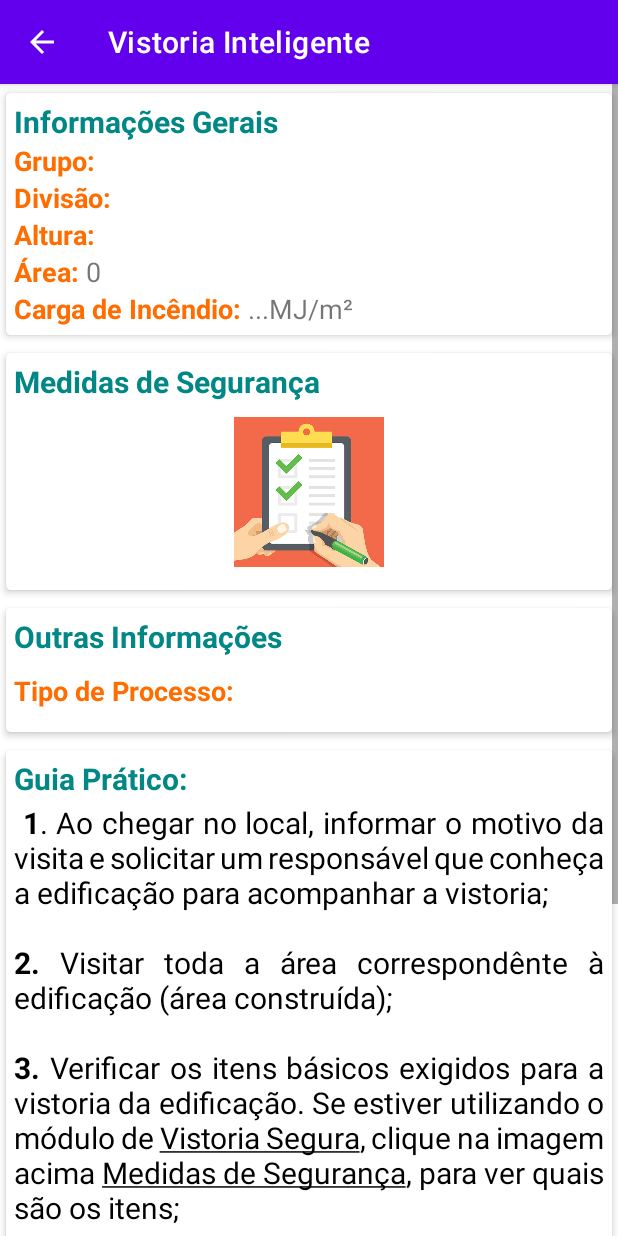
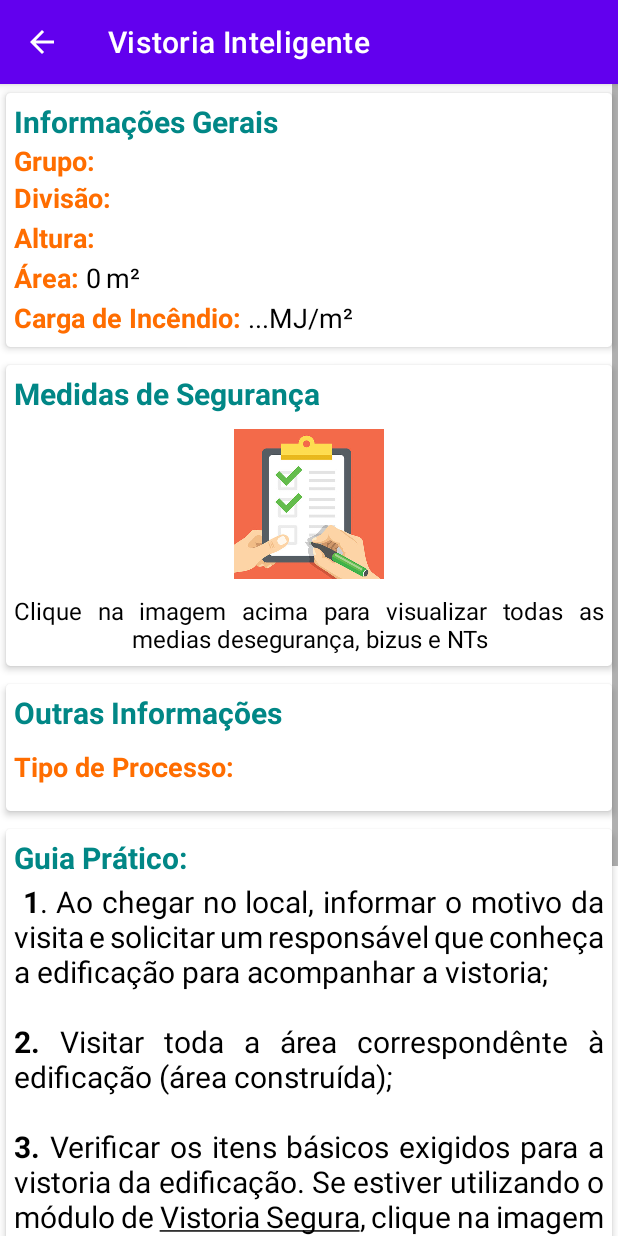
Before and after one commit to edmundobop/Vistoria_Facil, an Android app: the Controle_Resultado screen opened directly, with no data from a screen before it, on a phone screen of 412 x 824 dp. Run offline under Robolectric (Android 15) with nearby library versions, the phone set to English and light mode, and no system bars; 17 statements that could not run were skipped.

Commit message:
correção visual resultado main 28/10

```diff
--- a/app/src/main/res/layout/activity_resultado_main.xml
+++ b/app/src/main/res/layout/activity_resultado_main.xml
@@ -58,6 +58,7 @@
                             android:layout_width="wrap_content"
                             android:layout_height="match_parent"
                             android:layout_marginStart="3dp"
+                            style="@style/vist_passoApassoTxt"
                             android:textSize="18dp" />
                     </LinearLayout>
 
@@ -80,6 +81,7 @@
                             android:layout_width="match_parent"
                             android:layout_height="wrap_content"
                             android:layout_marginStart="3dp"
+                            style="@style/vist_passoApassoTxt"
                             android:textSize="18dp" />
 
                     </LinearLayout>
@@ -103,6 +105,7 @@
                             android:layout_width="match_parent"
                             android:layout_height="wrap_content"
                             android:layout_marginStart="3dp"
+                            style="@style/vist_passoApassoTxt"
                             android:textSize="18dp" />
 
                     </LinearLayout>
@@ -125,7 +128,16 @@
                             android:id="@+id/textView10"
                             android:layout_width="wrap_content"
                             android:layout_height="wrap_content"
+                            style="@style/vist_passoApassoTxt"
                             android:textSize="18dp" />
+                        <TextView
+                            android:id="@+id/textView22"
+                            android:layout_width="wrap_content"
+                            android:layout_height="wrap_content"
+                            android:layout_marginStart="3dp"
+                            android:textSize="18dp"
+                            style="@style/vist_passoApassoTxt"
+                            android:text="m²"/>
                     </LinearLayout>
 
                     <LinearLayout
@@ -148,6 +160,7 @@
                             android:layout_width="wrap_content"
                             android:layout_height="wrap_content"
                             android:text="..."
+                            style="@style/vist_passoApassoTxt"
                             android:textSize="18dp" />
 
                         <TextView
@@ -155,6 +168,7 @@
                             android:layout_width="wrap_content"
                             android:layout_height="wrap_content"
                             android:text="MJ/m²"
+                            style="@style/vist_passoApassoTxt"
                             android:textSize="18dp" />
                     </LinearLayout>
                 </LinearLayout>
@@ -187,6 +201,11 @@
                         android:textSize="20dp"
                         android:textStyle="bold" />
 
+                    <LinearLayout
+                        android:layout_width="match_parent"
+                        android:layout_height="wrap_content"
+                        android:orientation="vertical">
+
                         <ImageView
                             android:id="@+id/button2"
                             android:layout_width="wrap_content"
@@ -199,6 +218,21 @@
                             android:scaleType="centerInside"
                             android:src="@drawable/exigencias"
                             app:srcCompat="@drawable/exigencias" />
+
+                        <TextView
+                            android:id="@+id/txt_medidasresultado"
+                            android:layout_width="match_parent"
+                            android:layout_height="wrap_content"
+                            android:text="Clique na imagem acima para visualizar todas as medias desegurança, bizus e NTs"
+                            android:gravity="center"
+                            android:textSize="16dp"
+
+                            style="@style/vist_passoApassoTxt"
+                            >
+
+                        </TextView>
+                    </LinearLayout>
+
                 </LinearLayout>
 
             </com.google.android.material.card.MaterialCardView>
@@ -249,7 +283,8 @@
                             android:layout_width="match_parent"
                             android:layout_height="wrap_content"
                             android:layout_marginStart="3dp"
-                            android:textSize="18dp" />
+                            android:textSize="18dp"
+                            style="@style/vist_passoApassoTxt"/>
                     </LinearLayout>
                 </LinearLayout>
             </androidx.cardview.widget.CardView>
@@ -284,8 +319,7 @@
                         style="@style/vist_passoApassoTxt"
                         android:layout_width="match_parent"
                         android:layout_height="wrap_content"
-                        android:layout_marginTop="2dp"
-                        android:editable="true" />
+                        android:layout_marginTop="2dp" />
                 </LinearLayout>
 
 
```
Lines whose indentation alone changed are shown as unchanged.
